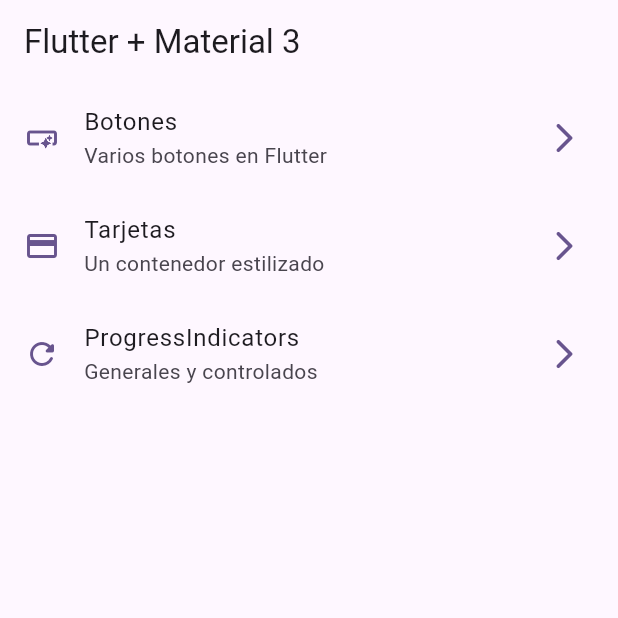
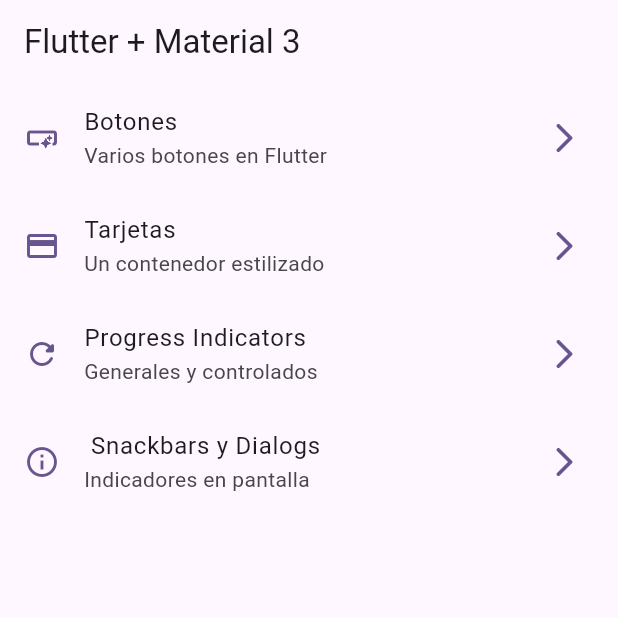
Before and after one commit to Russellnahuidev/widgets-app, a Flutter app: the screen it shows after launch, on a phone screen of 412 x 824 dp, the top half of it. Run offline on Flutter 3.47's test engine with Material 3 defaults, Android fonts, the phone set to English and light mode, and no system bars; our stand-ins replace go_router.

Commit message:
snackbars y dialogs terminado

```diff
--- a/lib/config/menu/menu_items.dart
+++ b/lib/config/menu/menu_items.dart
@@ -28,9 +28,16 @@ const appMenuItems = <MenuItems>[
     icon: Icons.credit_card_outlined,
   ),
   MenuItems(
-    title: 'ProgressIndicators',
+    title: 'Progress Indicators',
     subTitle: 'Generales y controlados',
     link: '/progress',
     icon: Icons.refresh_rounded,
   ),
+  MenuItems(
+    title: ' Snackbars y Dialogs',
+    subTitle: 'Indicadores en pantalla',
+    link: '/snackbars',
+
+    icon: Icons.info_outline,
+  ),
 ];
--- a/lib/config/router/app_router.dart
+++ b/lib/config/router/app_router.dart
@@ -24,5 +24,10 @@ final appRouter = GoRouter(
       name: ProgressScreen.name,
       builder: (context, state) => const ProgressScreen(),
     ),
+    GoRoute(
+      path: '/snackbars',
+      name: SnackbarScreen.name,
+      builder: (context, state) => const SnackbarScreen(),
+    ),
   ],
 );
--- a/lib/main.dart
+++ b/lib/main.dart
@@ -12,6 +12,7 @@ class MainApp extends StatelessWidget {
   @override
   Widget build(BuildContext context) {
     return MaterialApp.router(
+      title: 'Flutter Widgets',
       routerConfig: appRouter,
       debugShowCheckedModeBanner: false,
       theme: AppTheme(selectedColor: 5).getTheme(),
```
Also changed, not shown: lib/presentation/screens/snsckbar/snackbar_screen.dart (+71 -1 lines).
